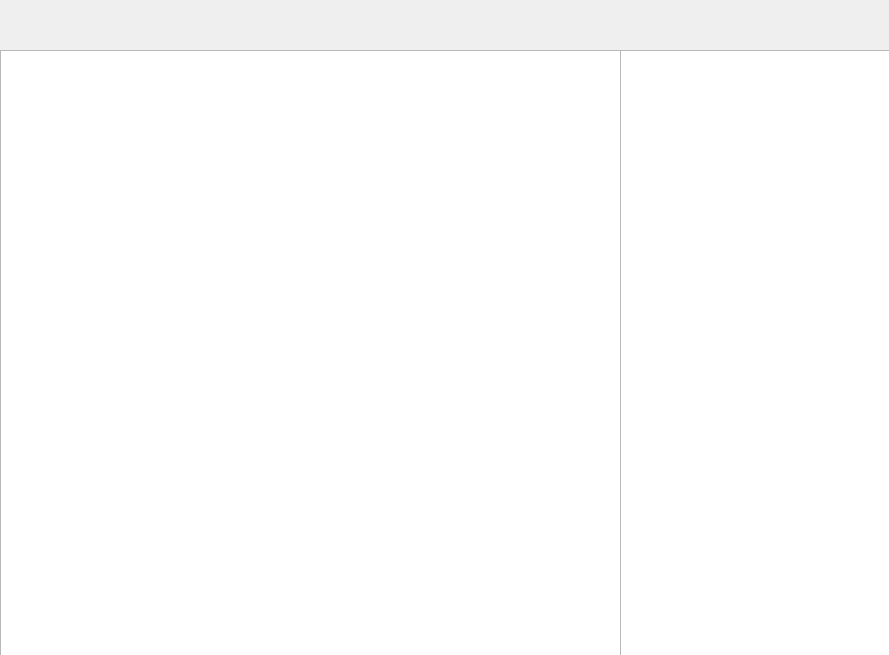
Above: ShidBooru/BooruMenu.ui from lsalmon/ShidBooru before the change. Below: the same form after it.
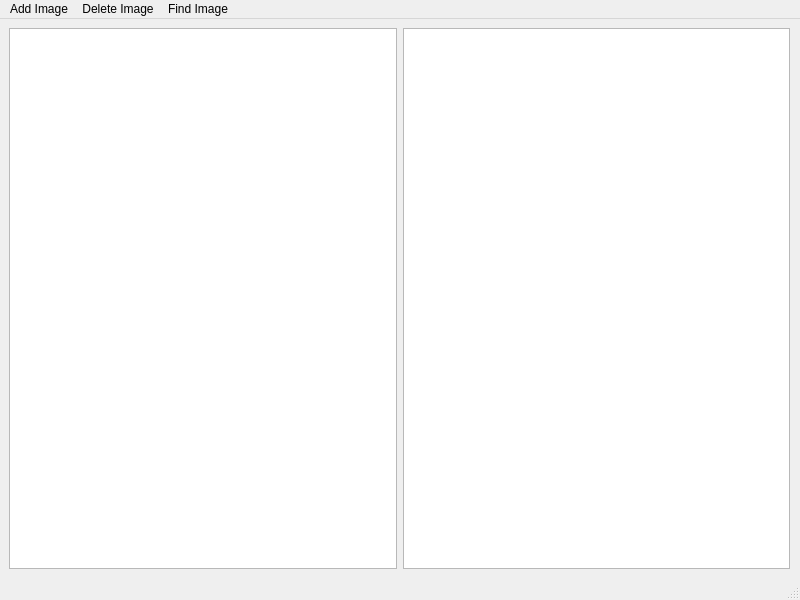
That is the form after the change.

Commit message: Change MainMenu class to QWidget and BooruMenu class to QMainWindow to use a QMenuBar, set min qt version to 5

What changed in the file:
```diff
--- a/ShidBooru/BooruMenu.ui
+++ b/ShidBooru/BooruMenu.ui
@@ -1,48 +1,67 @@
 <?xml version="1.0" encoding="UTF-8"?>
 <ui version="4.0">
  <class>BooruMenu</class>
- <widget class="QFrame" name="BooruMenu">
+ <widget class="QMainWindow" name="BooruMenu">
   <property name="geometry">
    <rect>
     <x>0</x>
     <y>0</y>
-    <width>889</width>
-    <height>655</height>
+    <width>800</width>
+    <height>600</height>
    </rect>
   </property>
   <property name="windowTitle">
    <string>Frame</string>
   </property>
-  <widget class="QListView" name="listViewFiles">
-   <property name="geometry">
-    <rect>
-     <x>0</x>
-     <y>50</y>
-     <width>621</width>
-     <height>611</height>
-    </rect>
-   </property>
+  <widget class="QWidget" name="centralwidget">
+   <widget class="QWidget" name="horizontalLayoutWidget">
+    <property name="geometry">
+     <rect>
+      <x>9</x>
+      <y>9</y>
+      <width>781</width>
+      <height>541</height>
+     </rect>
+    </property>
+    <layout class="QHBoxLayout" name="horizontalLayout">
+     <item>
+      <widget class="QListView" name="listViewFiles"/>
+     </item>
+     <item>
+      <widget class="QListView" name="listViewTags"/>
+     </item>
+    </layout>
+   </widget>
   </widget>
-  <widget class="QListView" name="listViewTags">
-   <property name="geometry">
-    <rect>
-     <x>620</x>
-     <y>50</y>
-     <width>271</width>
-     <height>611</height>
-    </rect>
-   </property>
-  </widget>
-  <widget class="QFrame" name="frame">
+  <widget class="QMenuBar" name="menubar">
    <property name="geometry">
     <rect>
      <x>0</x>
      <y>0</y>
-     <width>891</width>
-     <height>51</height>
+     <width>800</width>
+     <height>22</height>
     </rect>
    </property>
+   <widget class="QMenu" name="menuAdd_Image">
+    <property name="title">
+     <string>Add Image</string>
+    </property>
+   </widget>
+   <widget class="QMenu" name="menuDelete_Image">
+    <property name="title">
+     <string>Delete Image</string>
+    </property>
+   </widget>
+   <widget class="QMenu" name="menuFind_Image">
+    <property name="title">
+     <string>Find Image</string>
+    </property>
+   </widget>
+   <addaction name="menuAdd_Image"/>
+   <addaction name="menuDelete_Image"/>
+   <addaction name="menuFind_Image"/>
   </widget>
+  <widget class="QStatusBar" name="statusbar"/>
  </widget>
  <resources/>
  <connections/>
```
Left out of the diff: 2 changed lines with no effect on the pictures. The commit also changes 7 other files.
